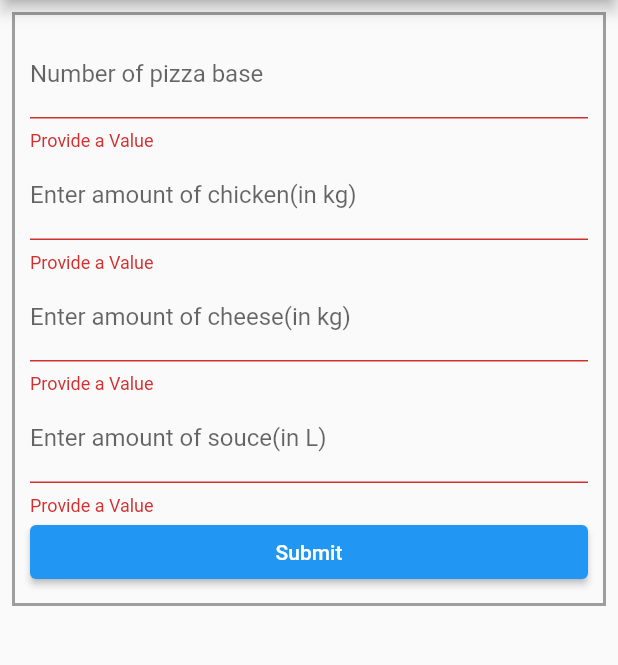
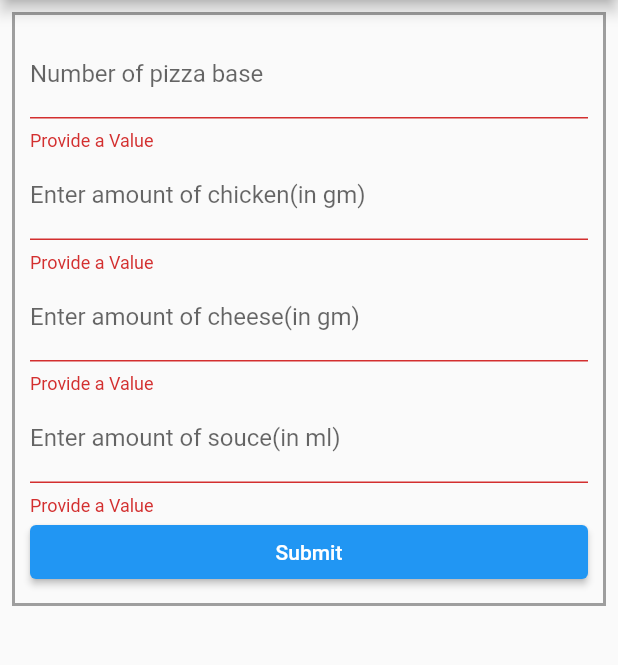
Before and after one commit to rajkumar-chaudhary/inventory_app, a Flutter app: the screen it shows after launch, after a tap on "Submit", on a phone screen of 412 x 824 dp, the part 84-749 px from its top. Run offline on Flutter 3.47's test engine with Material 2 defaults, Android fonts, the light colour scheme and no system bars; our stand-ins replace cloud_firestore, firebase_core; accounts and stored records are empty.

Commit message:
web not launching error fixed

```diff
--- a/lib/HomePage.dart
+++ b/lib/HomePage.dart
@@ -29,9 +29,9 @@ class _HomePageState extends State<HomePage> {
       {
         'id': DateTime.now(),
         'Number of pizza bases': _numberOfPizzaBase,
-        'Amount of chicken (in kg)': _chicken,
-        'Amount of cheese (in kg)': _cheese,
-        'Enter amount of souce': _souce,
+        'Amount of chicken (in gm)': _chicken,
+        'Amount of cheese (in gm)': _cheese,
+        'Amount of souce(in ml)': _souce,
       },
     );
     print('okokoko');
@@ -41,7 +41,7 @@ class _HomePageState extends State<HomePage> {
   Widget build(BuildContext context) {
     return Scaffold(
       appBar: AppBar(
-        title: const Text('Inventory Managment'),
+        title: Text('Inventory Managment'),
       ),
       body: ListView(
         children: [
@@ -66,6 +66,7 @@ class _HomePageState extends State<HomePage> {
                         if (value!.isEmpty) {
                           return 'Provide a Value';
                         }
+                        return null;
                       },
                       onSaved: ((newValue) {
                         _numberOfPizzaBase = int.parse(newValue!);
@@ -73,7 +74,7 @@ class _HomePageState extends State<HomePage> {
                     ),
                     TextFormField(
                       decoration: InputDecoration(
-                        label: Text('Enter amount of chicken(in kg)'),
+                        label: Text('Enter amount of chicken(in gm)'),
                       ),
                       validator: (value) {
                         if (value!.isEmpty) {
@@ -86,7 +87,7 @@ class _HomePageState extends State<HomePage> {
                     ),
                     TextFormField(
                       decoration: InputDecoration(
-                        label: Text('Enter amount of cheese(in kg)'),
+                        label: Text('Enter amount of cheese(in gm)'),
                       ),
                       validator: (value) {
                         if (value!.isEmpty) {
@@ -99,7 +100,7 @@ class _HomePageState extends State<HomePage> {
                     ),
                     TextFormField(
                       decoration: InputDecoration(
-                        label: Text('Enter amount of souce(in L)'),
+                        label: Text('Enter amount of souce(in ml)'),
                       ),
                       validator: (value) {
                         if (value!.isEmpty) {
@@ -149,11 +150,11 @@ class _HomePageState extends State<HomePage> {
                     itemBuilder: (context, index) {
                       final pizzebase =
                           documents[index]['Number of pizza bases'];
-                      final souces = documents[index]['Enter amount of souce'];
+                      final souces = documents[index]['Amount of souce(in ml)'];
                       final cheese =
-                          documents[index]['Amount of cheese (in kg)'];
+                          documents[index]['Amount of cheese (in gm)'];
                       final chickens =
-                          documents[index]['Amount of chicken (in kg)'];
+                          documents[index]['Amount of chicken (in gm)'];
                       print(pizzebase);
                       print(souces);
                       print(cheese);
@@ -183,7 +184,7 @@ class _HomePageState extends State<HomePage> {
                             Text(
                                 'Amount of chicken(in kg): ${chickens - 400 * pizzaInt}'),
                             Text(
-                                'Amount of cheese(in kg): ${cheese -  200 * pizzaInt}'),
+                                'Amount of cheese(in kg): ${cheese - 200 * pizzaInt}'),
                             Text(
                                 'Amount of souce(in L): ${souces - 100 * pizzaInt}'),
                           ],
--- a/lib/main.dart
+++ b/lib/main.dart
@@ -3,10 +3,13 @@ import 'package:flutter/material.dart';
 import 'package:firebase_core/firebase_core.dart';
 
 import 'package:task_intern_app/HomePage.dart';
+import 'package:task_intern_app/firebase_options.dart';
 
 void main() async {
   WidgetsFlutterBinding.ensureInitialized();
-  await Firebase.initializeApp();
+  await Firebase.initializeApp(
+    options: DefaultFirebaseOptions.currentPlatform,
+  );
   runApp(const MyApp());
 }
 
```
Also changed, not shown: lib/firebase_options.dart (added), pubspec.lock, 5 other files.
